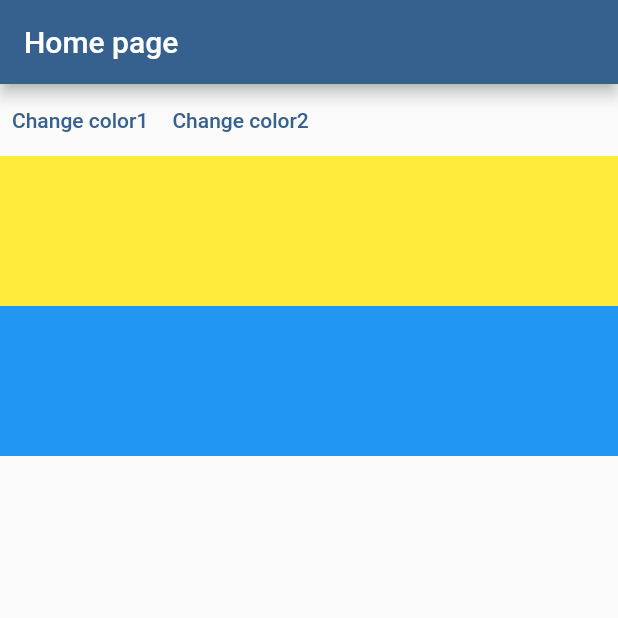
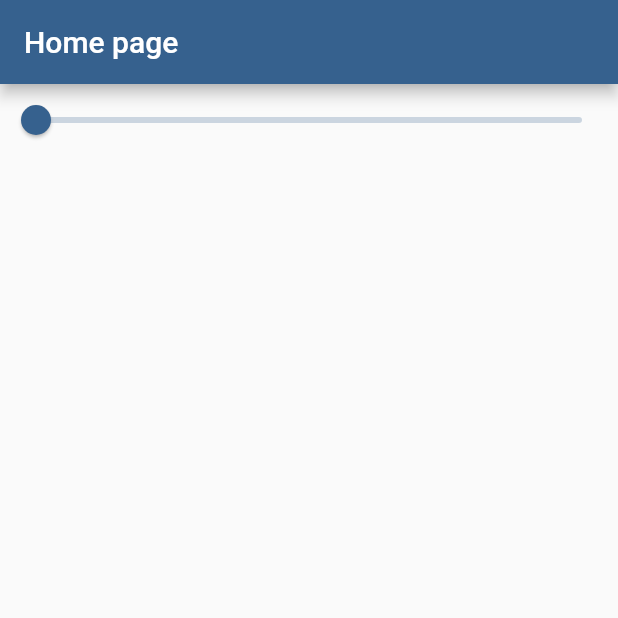
Before and after one commit to mtanaya09/inherited_widget_course, a Flutter app: the screen it shows after launch, on a phone screen of 412 x 824 dp, the top half of it. Run offline on Flutter 3.47's test engine with Material 2 defaults, Android fonts, the phone set to English and light mode, and no system bars.

Commit message:
InheritedNotifier and ChangeNotifier implementation

```diff
--- /dev/null
+++ b/lib/inherited_notifier.dart
@@ -0,0 +1,91 @@
+import 'package:flutter/material.dart';
+
+class MyInheritNotifier extends StatelessWidget {
+  const MyInheritNotifier({super.key});
+  @override
+  Widget build(BuildContext context) {
+    return Scaffold(
+      appBar: AppBar(
+        title: const Text('Home page'),
+      ),
+      body: SliderInheritedNotifier(
+        sliderData: sliderdata,
+        child: Builder(
+          builder: (context) {
+            return Column(
+              children: [
+                Slider(
+                  value: SliderInheritedNotifier.of(context),
+                  onChanged: (value) {
+                    sliderdata.value = value;
+                  },
+                ),
+                Row(
+                  mainAxisSize: MainAxisSize.max,
+                  children: [
+                    Opacity(
+                      opacity: SliderInheritedNotifier.of(context),
+                      child: Container(
+                        color: Colors.yellow,
+                        height: 200,
+                      ),
+                    ),
+                    Opacity(
+                      opacity: SliderInheritedNotifier.of(context),
+                      child: Container(
+                        color: Colors.blue,
+                        height: 200,
+                      ),
+                    ),
+                  ].expandEqually().toList(),
+                )
+              ],
+            );
+          },
+        ),
+      ),
+    );
+  }
+}
+
+final sliderdata = SliderData();
+
+class SliderInheritedNotifier extends InheritedNotifier<SliderData> {
+  const SliderInheritedNotifier({
+    Key? key,
+    required Widget child,
+    required SliderData sliderData,
+  }) : super(key: key, child: child, notifier: sliderData);
+
+  static double of(BuildContext context) =>
+      context
+          .dependOnInheritedWidgetOfExactType<SliderInheritedNotifier>()
+          ?.notifier
+          ?.value ??
+      0.0;
+}
+
+//state manager
+class SliderData extends ChangeNotifier {
+  double _value = 0.0;
+  double get value => _value;
+  set value(double newValue) {
+    if (newValue != value) {
+      _value = newValue;
+      notifyListeners();
+    }
+  }
+}
+
+//expanding row widget to get the whole width of the screen and distribute it's size to the children equally.
+extension ExpandEqually on Iterable<Widget> {
+  Iterable<Widget> expandEqually() => map((w) => Expanded(child: w));
+}
+
+/*
+InheritedNotifier is a variant of InheritedWidget
+It's customized mainly for ChangeNotifier and ValueNotifier
+
+ChangeNotifier - holds on to the state
+InheritedNotifier - Rebuild the child
+*/
--- a/lib/main.dart
+++ b/lib/main.dart
@@ -1,5 +1,6 @@
 import 'package:flutter/material.dart';
 import 'package:state_management_part_2/inherited_model.dart';
+import 'package:state_management_part_2/inherited_notifier.dart';
 import 'package:state_management_part_2/inherited_widget.dart';
 
 void main() {
@@ -13,7 +14,7 @@
       //   api: Api(),
       //   child: const MyInheritWidget(),
       // ),
-      home: const MyInheritModel(),
+      home: const MyInheritNotifier(),
     ),
   );
 }
```
